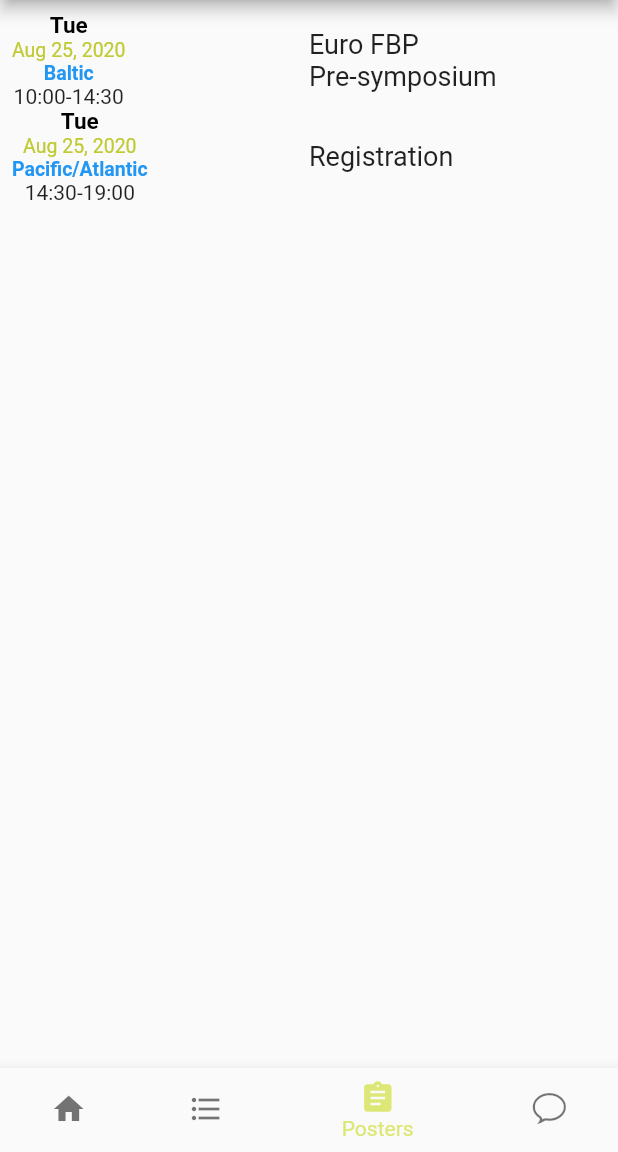
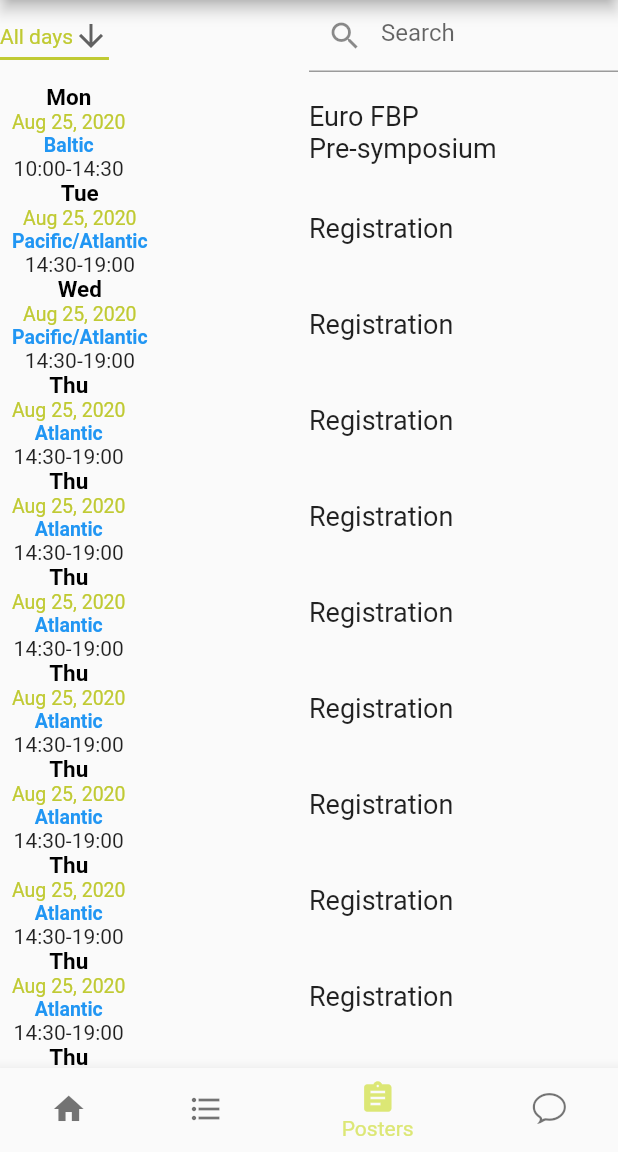
Before and after one commit to markoselakovic/emop, a Flutter app: the screen it shows after launch, item 3 of the bottom bar chosen, on a phone screen of 412 x 824 dp, the part 84-1236 px from its top. Run offline on Flutter 3.47's test engine with Material 2 defaults, Android fonts, the light colour scheme and no system bars.

Commit message:
Filtering added

```diff
--- a/lib/main.dart
+++ b/lib/main.dart
@@ -1,5 +1,4 @@
 import 'package:emop/screens/postersPage.dart';
-import 'package:firebase_database/firebase_database.dart';
 import 'package:flutter/cupertino.dart';
 import 'package:flutter/material.dart';
 import 'screens/homePage.dart';
@@ -36,12 +35,12 @@ class _MyHomePageState extends State<MyHomePage> {
   List<Widget> _widgetOptions = <Widget>[
     HomePage(),
     Text(
-      'Index 1: Business',
+      'Index 2: Agenda',
       style: optionStyle,
     ),
     PostersPage(),
     Text(
-      'Index 2: School',
+      'Index 4: Social',
       style: optionStyle,
     ),
   ];
@@ -49,18 +48,6 @@ class _MyHomePageState extends State<MyHomePage> {
   void _onItemTapped(int index) {
     setState(() {
       _selectedIndex = index;
-    });
-  }
-  final databaseReference = FirebaseDatabase.instance.reference();
-  int _counter = 0;
-
-  void _incrementCounter() {
-    databaseReference.child("1").set({
-      'title': 'Mastering EJB',
-      'description': 'Programming Guide for J2EE'
-    });
-    setState(() {
-      _counter++;
     });
   }
 
--- a/lib/models/postersItem.dart
+++ b/lib/models/postersItem.dart
@@ -5,16 +5,18 @@ class PostersItem {
   String date;
   String timeZone;
   String time;
+  int order;
 
   String title;
 
-  PostersItem(this.id,this.day, this.date, this.timeZone, this.time, this.title);
+  PostersItem(this.id,this.day, this.date, this.timeZone, this.time, this.order, this.title);
 
   PostersItem.fromMap(String key, Map map) {
     id = key;
     date = map["date"];
     timeZone = map["timeZone"];
     time = map["time"];
+    order = map["order"];
     title = map["title"];
   }
 
@@ -23,6 +25,7 @@ class PostersItem {
       'date': date,
       'timeZone': timeZone,
       'time': time,
+      'order': order,
       'title': title
     };
   }
--- a/lib/screens/postersPage.dart
+++ b/lib/screens/postersPage.dart
@@ -2,33 +2,117 @@ import 'package:emop/models/postersItem.dart';
 import 'package:emop/widgets/postersListItem.dart';
 import 'package:flutter/material.dart';
 
+const String ALL_DAYS = "All days";
 class PostersPage extends StatefulWidget {
-
   @override
   _PostersPageState createState() => _PostersPageState();
-
 }
 
 class _PostersPageState extends State<PostersPage> {
-
+  TextEditingController editingController = TextEditingController();
+  PostersItem i1 = PostersItem("1", "Mon", "Aug 25, 2020", "Baltic" , "10:00-14:30", 1, "Euro FBP \nPre-symposium");
+  PostersItem i2 = PostersItem("2", "Tue", "Aug 25, 2020", "Pacific/Atlantic", "14:30-19:00",  2, "Registration");
+  PostersItem i3 = PostersItem("2", "Wed", "Aug 25, 2020", "Pacific/Atlantic", "14:30-19:00", 3, "Registration");
+  PostersItem i4 = PostersItem("2", "Thu", "Aug 25, 2020", "Atlantic", "14:30-19:00", 4, "Registration");
+  String _dropdownValue = ALL_DAYS;
+  String _searchQuery = "";
+  List<String> days = <String>[ALL_DAYS, 'Mon', 'Tue', 'Wed', 'Thu'];
   List<PostersItem> items;
-  PostersItem i1 = PostersItem("1","Tue", "Aug 25, 2020", "Baltic", "10:00-14:30", "Euro FBP \nPre-symposium");
-  PostersItem i2 = PostersItem("2", "Tue", "Aug 25, 2020", "Pacific/Atlantic", "14:30-19:00", "Registration");
+  List<PostersItem> _filteredItems;
 
 
   @override
-  Widget build(BuildContext context) {
+  void initState() {
+    super.initState();
     items = new List();
     items.add(i1);
     items.add(i2);
-    return ListView.builder(
-        padding: const EdgeInsets.all(8),
-        itemCount: items.length,
-        itemBuilder: (BuildContext context, int index) {
-          return Center(child: PostersListItem(items[index],
-            )
-          );
-        });
+    items.add(i3);
+    items.add(i4);
+    items.add(i4);
+    items.add(i4);
+    items.add(i4);
+    items.add(i4);
+    items.add(i4);
+    items.add(i4);
+    items.add(i4);
+    items.add(i4);
+    items.add(i4);
+    _filteredItems = new List();
+    _updateList();
+  }
+  @override
+  Widget build(BuildContext context) {
+
+    return Column(
+      children: <Widget>[
+        Row(
+          children: <Widget>[
+            Expanded(
+                child: Align(
+              alignment: Alignment.centerLeft,
+              child: DropdownButton<String>(
+                value: _dropdownValue,
+                icon: Icon(Icons.arrow_downward),
+                iconSize: 24,
+                elevation: 16,
+                style: TextStyle(color: Colors.lime[600]),
+                underline: Container(
+                  height: 2,
+                  color: Colors.lime[600],
+                ),
+                onChanged: (String newValue) {
+                  setState(() {
+                    _dropdownValue = newValue;
+                    _updateList();
+                  });
+                },
+                items: days.map<DropdownMenuItem<String>>((String value) {
+                  return DropdownMenuItem<String>(
+                    value: value,
+                    child: Text(value),
+                  );
+                }).toList(),
+              ),
+            )),
+            Expanded(child: TextField(
+              onChanged: (value) {
+                setState(() {
+                  _searchQuery = value;
+                  _updateList();
+                });
+              },
+              controller: editingController,
+              decoration: InputDecoration(
+                  hintText: "Search",
+                  prefixIcon: Icon(Icons.search),)
+            ),),
+          ],
+        ),
+        Expanded(
+          child: ListView.builder(
+              padding: const EdgeInsets.all(8),
+              itemCount: _filteredItems.length,
+              itemBuilder: (BuildContext context, int index) {
+                return Center(
+                    child: PostersListItem(
+                  _filteredItems[index],
+                ));
+              }),
+        ),
+      ],
+    );
   }
 
+  @override
+  void dispose() {
+    super.dispose();
+    editingController.dispose();
+  }
+
+  void _updateList() {
+    _filteredItems = items.where((item) => (_dropdownValue == ALL_DAYS || item.day == _dropdownValue) &&
+        (_searchQuery.isEmpty || item.title.toLowerCase().contains(_searchQuery.toLowerCase()))).toList();
+    _filteredItems.sort((a,b) => a.order.compareTo(b.order));
+  }
 }
```
